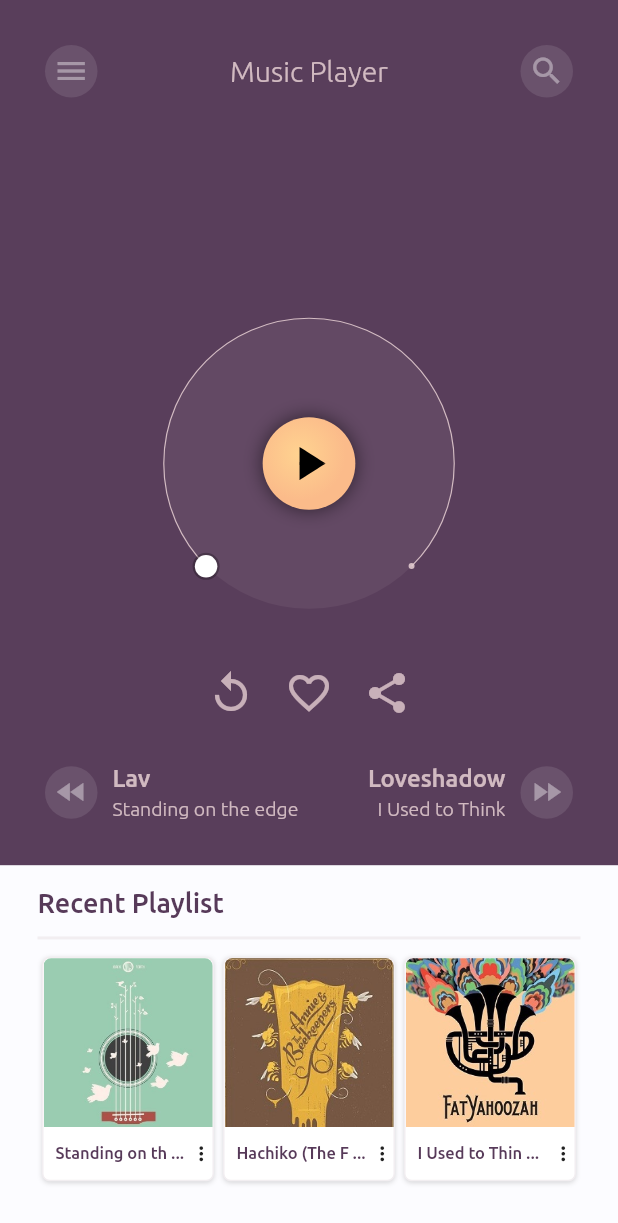
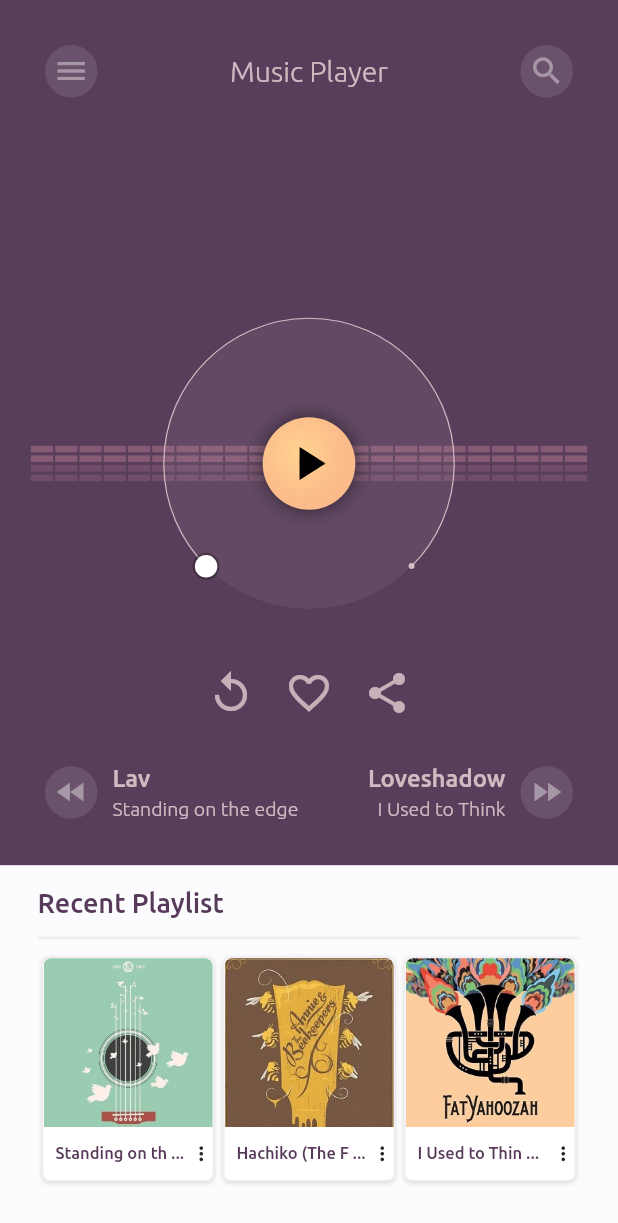
Before and after one commit to JKPK/weekly_flutter_challenge_5_music_player_ui, a Flutter app: the screen it shows after launch, on a phone screen of 412 x 824 dp. Shown: the top 1223 px of the screen. Run offline on Flutter 3.47's test engine with Material 2 defaults, Android fonts, the phone set to English and light mode, and no system bars; our stand-ins replace audioplayers.

Commit message:
Added fake audio visualizer.

```diff
--- a/lib/styleguide.dart
+++ b/lib/styleguide.dart
@@ -7,6 +7,8 @@ const Color borderColor = Color(0xFFF2EEF1);
 
 const Color textDarkColor = Color(0xFF573A59);
 const Color textLightColor = Color(0xDDE4CDD1);
+const Color tileColorTop = Color(0xCC91617a);
+const Color tileColorBottom = Color(0xBB7a536f);
 
 const TextStyle textTitleStyle = TextStyle(
   color: textLightColor,
--- a/lib/widgets/player_current_song.dart
+++ b/lib/widgets/player_current_song.dart
@@ -1,5 +1,6 @@
 import 'package:flutter/material.dart';
 import 'package:provider/provider.dart';
+import 'package:weekly_flutter_challenge_5_music_player_ui/widgets/player_visualizer.dart';
 
 import '../styleguide.dart';
 import '../providers/player_provider.dart';
@@ -18,6 +19,7 @@ class PlayerCurrentSong extends StatelessWidget {
             Provider.of<PlayerProvider>(context).getArtist(),
             Provider.of<PlayerProvider>(context).getDurationFormatted(),
           ),
+          PlayerVisualizer(),
           Container(
             height: MediaQuery.of(context).size.width * .5,
             margin: EdgeInsets.only(
--- /dev/null
+++ b/lib/widgets/player_visualizer.dart
@@ -0,0 +1,72 @@
+import 'dart:math' as math;
+
+import 'package:flutter/material.dart';
+
+import '../styleguide.dart';
+
+class PlayerVisualizer extends StatelessWidget {
+  @override
+  Widget build(BuildContext context) {
+    return Container(
+      margin: EdgeInsets.only(
+        top: MediaQuery.of(context).size.height * .275,
+        left: MediaQuery.of(context).size.width * .05,
+        right: MediaQuery.of(context).size.width * .05,
+      ),
+      height: MediaQuery.of(context).size.height * .2,
+      child: Row(
+        mainAxisAlignment: MainAxisAlignment.spaceBetween,
+        children: <Widget>[
+          for (int i = 0; i < 23; i++) VisualizerBar(math.Random().nextInt(14)),
+        ],
+      ),
+    );
+  }
+}
+
+class VisualizerBar extends StatelessWidget {
+  final _activeTiles;
+
+  VisualizerBar(this._activeTiles);
+
+  @override
+  Widget build(BuildContext context) {
+    return Container(
+      width: MediaQuery.of(context).size.width * .9 / 25,
+      child: Container(
+        child: Column(
+          mainAxisAlignment: MainAxisAlignment.spaceBetween,
+          children: <Widget>[
+            for (int i = 13; i > 0; i--)
+              VisualizerTile(TilePosition.top, _activeTiles >= i),
+            for (int i = 1; i <= 13; i++)
+              VisualizerTile(TilePosition.bottom, _activeTiles >= i),
+          ],
+        ),
+      ),
+    );
+  }
+}
+
+class VisualizerTile extends StatelessWidget {
+  final TilePosition _tilePosition;
+  final bool _isActive;
+
+  VisualizerTile(
+    this._tilePosition,
+    this._isActive,
+  );
+
+  @override
+  Widget build(BuildContext context) {
+    return Container(
+      color: _isActive
+          ? (_tilePosition == TilePosition.top ? tileColorTop : tileColorBottom)
+          : Colors.transparent,
+      height: MediaQuery.of(context).size.height * .275 / 52,
+      child: null,
+    );
+  }
+}
+
+enum TilePosition { top, bottom }
```
